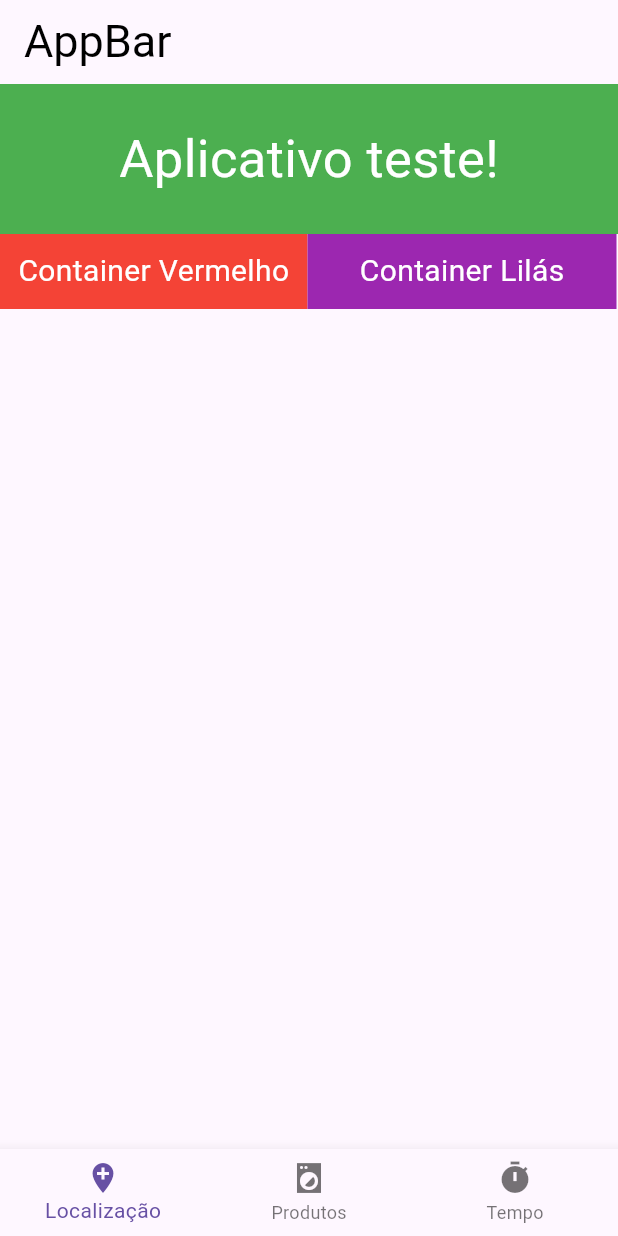
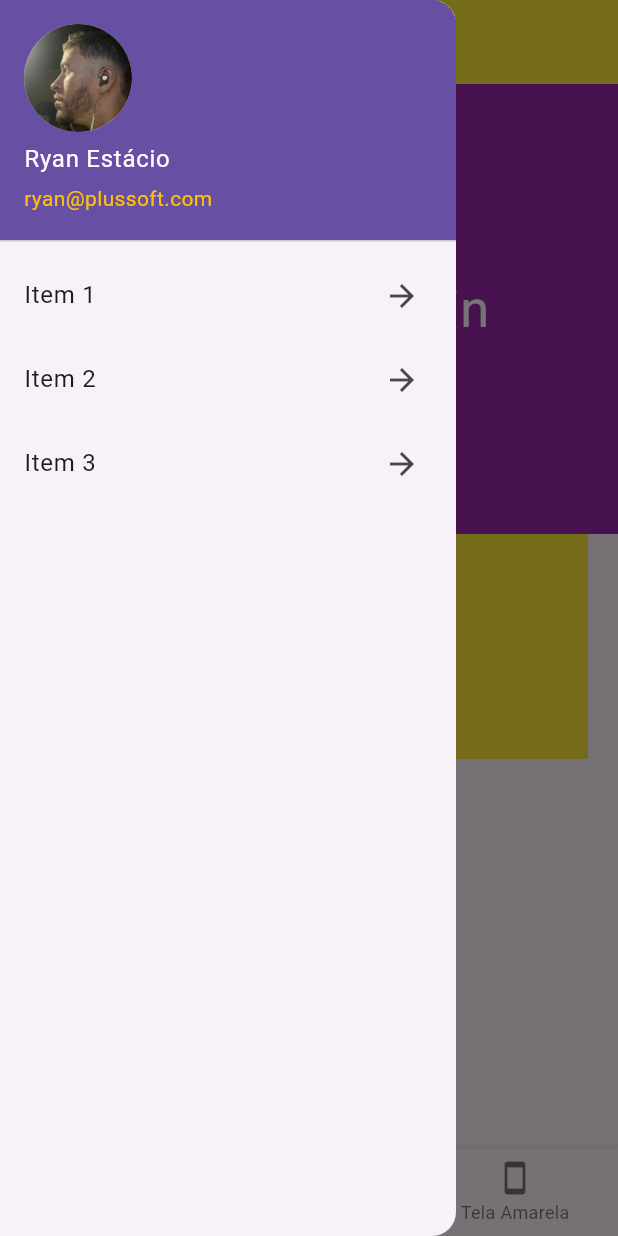
Before and after one commit to ryannestacio/aplica-o-teste-flutter, a Flutter app: the screen it shows after launch, with the side drawer open (before the commit the screen has no drawer), on a phone screen of 412 x 824 dp. Run offline on Flutter 3.47's test engine with Material 3 defaults, Android fonts, the light colour scheme and no system bars.

Commit message:
Segundo commit BETA 0.1

```diff
--- a/lib/main.dart
+++ b/lib/main.dart
@@ -12,7 +12,7 @@ class MyApp extends StatelessWidget {
   Widget build(BuildContext context) {
     return MaterialApp(
         debugShowCheckedModeBanner: false,
-        theme: ThemeData(primaryColor: Colors.green),
+        theme: ThemeData(primaryColor: Colors.yellow),
         home: HomePage());
   }
 }
--- a/lib/pages/home_page.dart
+++ b/lib/pages/home_page.dart
@@ -1,82 +1,95 @@
-// ignore_for_file: prefer_const_constructors
-
+import 'package:estudos/pages/one_page.dart';
 import 'package:flutter/material.dart';
 
-class HomePage extends StatelessWidget {
-  const HomePage({super.key});
+class HomePage extends StatefulWidget {
+  @override
+  State<HomePage> createState() => _HomePageState();
+}
 
+class _HomePageState extends State<HomePage> {
+  PageController _pageController = PageController();
+  int indexBottomNavigationBar = 0;
+
+  //const HomePage({super.key});
   @override
   Widget build(BuildContext context) {
     return Scaffold(
       appBar: AppBar(
-        title: Text(
-          'AppBar',
-          style: TextStyle(
-            color: Colors.black,
-            fontSize: 30,
+        title: Text('App Beta 0.1'),
+        centerTitle: true,
+        backgroundColor: Theme.of(context).primaryColor,
       ),
+      drawer: Drawer(
+        child: ListView(
+          children: [
+            UserAccountsDrawerHeader(
+                accountName: Text(
+                  'Ryan Estácio',
+                  style: TextStyle(color: Colors.white),
                 ),
+                accountEmail: Text(
+                  'ryan@plussoft.com',
+                  style: TextStyle(color: Colors.amber),
                 ),
-      body: Column(
-        children: [
-          Container(
-              height: 100,
-              width: MediaQuery.of(context).size.width,
-              decoration: BoxDecoration(
-                color: Colors.green,
-                shape: BoxShape.rectangle,
+                currentAccountPicture: CircleAvatar(
+                  backgroundImage: AssetImage('assets/images/ryan.jpeg'),
+                )),
+            ListTile(
+              title: Text('Item 1'),
+              trailing: Icon(Icons.arrow_forward),
+              onTap: () {
+                _pageController.jumpToPage(0);
+                Navigator.pop(context);
+              },
             ),
-              child: Center(
-                child: Text('Aplicativo teste!',
-                    style: TextStyle(
-                      color: Colors.white,
-                      fontSize: 35,
-                    )),
-              )),
-          Row(
-            children: [
-              Container(
-                color: Colors.red,
-                height: 50,
-                width: 205,
-                alignment: Alignment.center,
-                child: Text(
-                  'Container Vermelho',
-                  style: TextStyle(
-                    color: Colors.white,
-                    fontSize: 20,
+            ListTile(
+              title: Text('Item 2'),
+              trailing: Icon(Icons.arrow_forward),
+              onTap: () {
+                _pageController.jumpToPage(1);
+                Navigator.pop(context);
+              },
             ),
-                ),
-              ),
-              Container(
-                color: Colors.purple,
-                height: 50,
-                width: 206,
-                alignment: Alignment.center,
-                child: Text(
-                  'Container Lilás',
-                  style: TextStyle(
-                    color: Colors.white,
-                    fontSize: 20,
-                  ),
-                ),
-              )
-            ],
+            ListTile(
+              title: Text('Item 3'),
+              trailing: Icon(Icons.arrow_forward),
+              onTap: () {
+                _pageController.jumpToPage(2);
+                Navigator.pop(context);
+              },
             )
           ],
         ),
-      bottomNavigationBar: BottomNavigationBar(items: [
+      ),
+      body: PageView(
+        controller: _pageController,
+        children: [
+          OnePage(),
+          Container(color: Colors.blue),
+          Container(color: Colors.yellow)
+        ],
+      ),
+      bottomNavigationBar: BottomNavigationBar(
+          currentIndex: indexBottomNavigationBar,
+          onTap: (int page) {
+            setState(() {
+              indexBottomNavigationBar = page;
+            });
+            _pageController.animateToPage(page,
+                duration: Duration(microseconds: 300), curve: Curves.ease);
+          },
+          items: [
             BottomNavigationBarItem(
-          icon: Icon(Icons.add_location),
-          label: 'Localização',
+              icon: Icon(Icons.home),
+              label: 'Tela 1',
             ),
             BottomNavigationBarItem(
-          icon: Icon(Icons.local_laundry_service_sharp),
-          label: 'Produtos',
+              icon: Icon(Icons.door_back_door),
+              label: 'Tela Azul',
             ),
             BottomNavigationBarItem(
-          icon: Icon(Icons.timer),
-          label: 'Tempo',
+              icon: Icon(Icons.smartphone),
+              label: 'Tela Amarela',
             ),
           ]),
     );
--- /dev/null
+++ b/lib/pages/one_page.dart
@@ -0,0 +1,50 @@
+import 'package:flutter/material.dart';
+
+class OnePage extends StatelessWidget {
+  const OnePage({super.key});
+
+  @override
+  Widget build(BuildContext context) {
+    return Column(
+      children: [
+        Container(
+            height: 300,
+            width: MediaQuery.of(context).size.width,
+            decoration: BoxDecoration(
+              color: Colors.purple,
+              shape: BoxShape.rectangle,
+            ),
+            child: Center(
+              child: Text('Container main',
+                  style: TextStyle(
+                    color: Colors.white,
+                    fontSize: 35,
+                  )),
+            )),
+        Row(
+          children: [
+            Container(
+              color: Colors.red,
+              height: 150,
+              width: 196,
+              alignment: Alignment.center,
+              child: Text(
+                'Container RED',
+                style: TextStyle(
+                  color: Colors.white,
+                  fontSize: 20,
+                ),
+              ),
+            ),
+            Container(
+              color: Colors.yellow,
+              height: 150,
+              width: 196,
+              alignment: Alignment.center,
+            )
+          ],
+        )
+      ],
+    );
+  }
+}
```
Also changed, not shown: pubspec.yaml (+5 -67 lines), assets/images/ryan.jpeg (added). Lines whose indentation alone changed are shown as unchanged.
